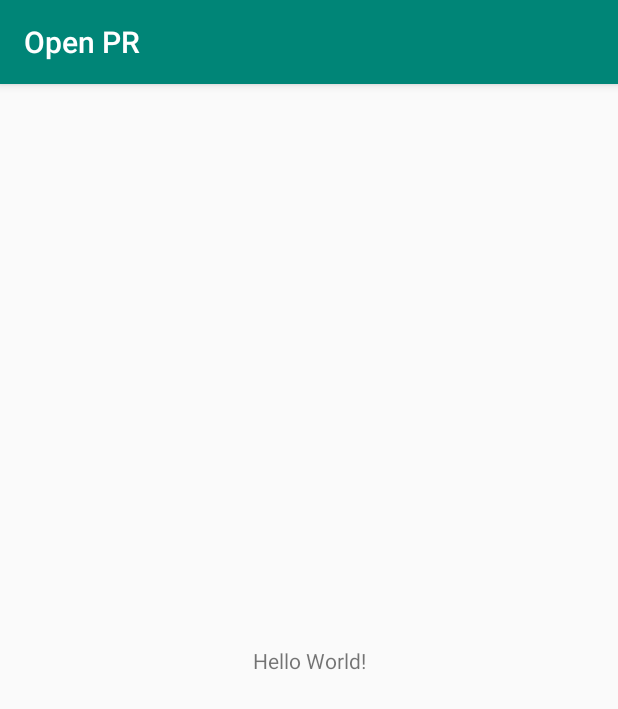
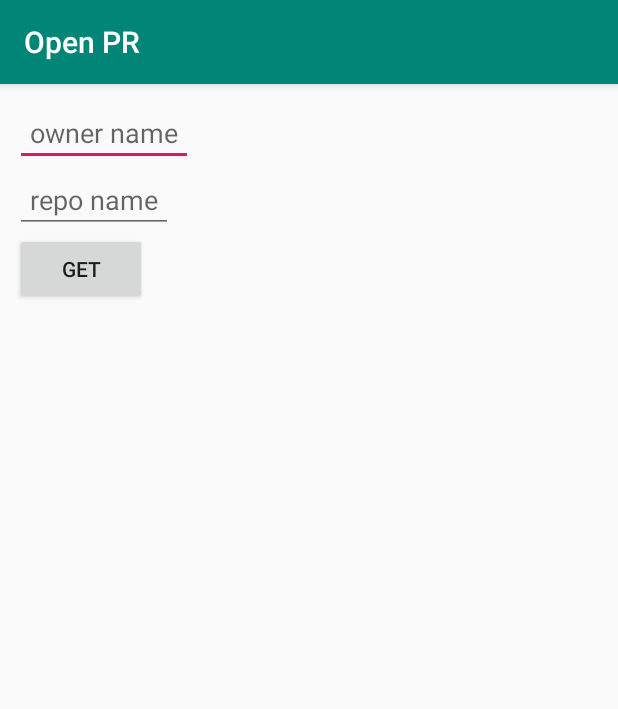
Before and after one commit to girish3/openPR, an Android app: the screen it shows after launch (MainActivity), on a phone screen of 412 x 824 dp. Shown: the top 709 px of the screen. Run offline under Robolectric (Android 15) with nearby library versions, the phone set to English and light mode, and no system bars; our stand-ins replace RxJava.

Commit message:
end to end minimal working code

```diff
--- a/app/src/main/java/com/girish/openpr/MainActivity.kt
+++ b/app/src/main/java/com/girish/openpr/MainActivity.kt
@@ -2,11 +2,42 @@ package com.girish.openpr
 
 import androidx.appcompat.app.AppCompatActivity
 import android.os.Bundle
+import androidx.lifecycle.ViewModelProviders
+import com.girish.openpr.model.data.PullRequest
+import com.girish.openpr.viewmodel.PRViewModel
+import io.reactivex.android.schedulers.AndroidSchedulers
+import io.reactivex.schedulers.Schedulers
+import kotlinx.android.synthetic.main.activity_main.*
 
 class MainActivity : AppCompatActivity() {
+
+    lateinit var viewModel : PRViewModel
 
     override fun onCreate(savedInstanceState: Bundle?) {
         super.onCreate(savedInstanceState)
         setContentView(R.layout.activity_main)
+
+        // TODO: should you create an injector interface if time doesn't permit to use Dagger?
+        injectDependencies()
+
+        getButton.setOnClickListener {
+            val owner = ownerEditText.text.toString()
+            val repo = repoEditText.text.toString()
+
+            viewModel.getPullRequests(owner, repo)
+                .subscribe(this@MainActivity::handleResults, this@MainActivity::handleError)
+        }
+    }
+
+    private fun handleResults(pullRequest: List<PullRequest>) {
+        println(pullRequest.toString())
+    }
+
+    private fun handleError(throwable: Throwable) {
+        println(throwable.toString())
+    }
+
+    private fun injectDependencies() {
+        viewModel = ViewModelProviders.of(this).get(PRViewModel::class.java)
     }
 }
--- /dev/null
+++ b/app/src/main/java/com/girish/openpr/model/repository/ProjectRepository.kt
@@ -0,0 +1,35 @@
+package com.girish.openpr.model.repository
+
+import com.girish.openpr.model.data.PullRequest
+import io.reactivex.Observable
+import io.reactivex.android.schedulers.AndroidSchedulers
+import io.reactivex.schedulers.Schedulers
+import retrofit2.Retrofit
+
+object ProjectRepository {
+
+    private lateinit var retrofit: Retrofit
+    private lateinit var githubService : GithubApiService
+
+    init {
+        injectDependencies();
+    }
+
+    private fun injectDependencies() {
+        retrofit = RetrofitClient.getInstance()
+        githubService = retrofit.create(GithubApiService::class.java)
+    }
+
+    /*--------------------------- USE CASES ------------------------------*/
+
+    fun getPullRequests(owner : String, repo: String) : Observable<List<PullRequest>> {
+        val observable = githubService
+            .getPullRequests(owner, repo)
+            .subscribeOn(Schedulers.io())
+            .observeOn(AndroidSchedulers.mainThread())
+
+        // TODO: limit the responsibility of thread management to this class, one way to do is to use LiveData
+        return observable
+    }
+
+}
--- /dev/null
+++ b/app/src/main/java/com/girish/openpr/viewmodel/PRViewModel.kt
@@ -0,0 +1,24 @@
+package com.girish.openpr.viewmodel
+
+import androidx.lifecycle.ViewModel
+import com.girish.openpr.model.data.PullRequest
+import com.girish.openpr.model.repository.ProjectRepository
+import io.reactivex.Observable
+
+class PRViewModel : ViewModel() {
+
+    private lateinit var repository : ProjectRepository
+
+    init {
+        injectDependencies()
+    }
+
+    private fun injectDependencies() {
+        repository = ProjectRepository
+    }
+
+    // TODO: should you rather be returning LiveData?
+    fun getPullRequests(owner: String, repo: String) : Observable<List<PullRequest>> {
+        return repository.getPullRequests(owner, repo)
+    }
+}
--- a/app/src/main/res/layout/activity_main.xml
+++ b/app/src/main/res/layout/activity_main.xml
@@ -1,19 +1,32 @@
 <?xml version="1.0" encoding="utf-8"?>
-<androidx.constraintlayout.widget.ConstraintLayout
+<LinearLayout
         xmlns:android="http://schemas.android.com/apk/res/android"
         xmlns:tools="http://schemas.android.com/tools"
         xmlns:app="http://schemas.android.com/apk/res-auto"
         android:layout_width="match_parent"
         android:layout_height="match_parent"
+        android:orientation="vertical"
+        android:layout_margin="10dp"
         tools:context=".MainActivity">
 
-    <TextView
-            android:layout_width="wrap_content"
-            android:layout_height="wrap_content"
-            android:text="Hello World!"
-            app:layout_constraintBottom_toBottomOf="parent"
-            app:layout_constraintLeft_toLeftOf="parent"
-            app:layout_constraintRight_toRightOf="parent"
-            app:layout_constraintTop_toTopOf="parent"/>
+    <EditText
+        android:id="@+id/ownerEditText"
+        android:layout_width="wrap_content"
+        android:layout_height="wrap_content"
+        android:hint="owner name"
+        android:padding="10dp"/>
 
-</androidx.constraintlayout.widget.ConstraintLayout>
+    <EditText
+        android:id="@+id/repoEditText"
+        android:layout_width="wrap_content"
+        android:layout_height="wrap_content"
+        android:hint="repo name"
+        android:padding="10dp"/>
+
+    <Button
+        android:id="@+id/getButton"
+        android:layout_width="wrap_content"
+        android:layout_height="wrap_content"
+        android:text="GET"/>
+
+</LinearLayout>
```
